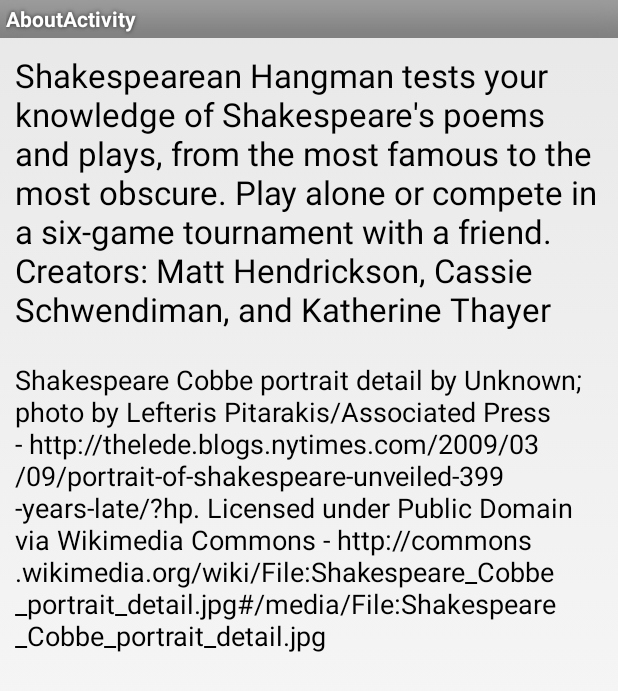
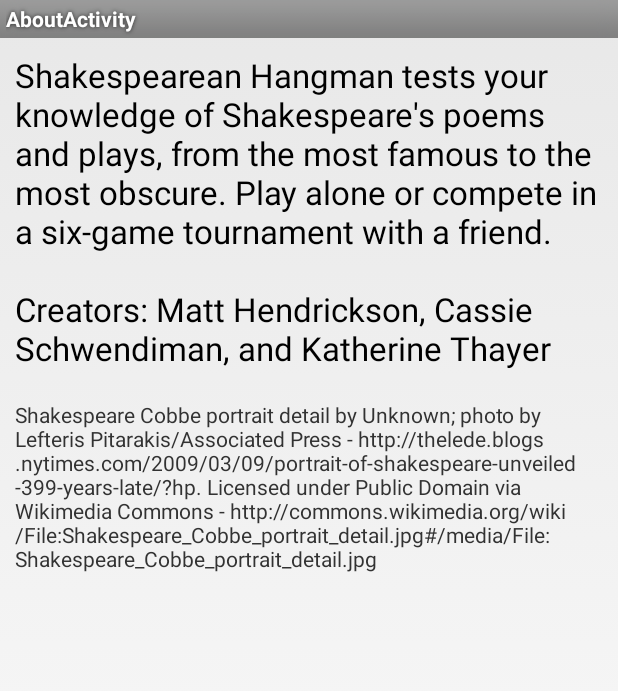
Before and after one commit to cschwendiman/shakespeareanhangman, an Android app: the AboutActivity screen opened directly, with no data from a screen before it, on a phone screen of 412 x 824 dp. Shown: the top 691 px of the screen. Run offline under Robolectric (Android 15) with nearby library versions, the phone set to English and light mode, and no system bars.

Commit message:
Changed About, added icon.

```diff
--- a/app/src/main/AndroidManifest.xml
+++ b/app/src/main/AndroidManifest.xml
@@ -3,8 +3,8 @@
     package="cs371m.shakespeareanhangman" >
 
     <application
+        android:icon="@drawable/icon"
         android:allowBackup="true"
-        android:icon="@mipmap/ic_launcher"
         android:label="@string/app_name"
         android:theme="@style/AppTheme" >
         <activity
--- a/app/src/main/res/layout/activity_about.xml
+++ b/app/src/main/res/layout/activity_about.xml
@@ -13,7 +13,7 @@
     <TextView
             android:layout_width="wrap_content"
             android:layout_height="wrap_content"
-            android:textAppearance="?android:attr/textAppearanceMedium"
+            android:textAppearance="?android:attr/textAppearanceSmall"
             android:text="@string/image_attribution"
             android:id="@+id/textView2" android:layout_gravity="center_horizontal" android:layout_margin="10dp"/>
 </LinearLayout>
--- a/app/src/main/res/values/strings.xml
+++ b/app/src/main/res/values/strings.xml
@@ -17,7 +17,7 @@
     <!-- About -->
     <string name="title_activity_about">AboutActivity</string>
     <string name="about_info">Shakespearean Hangman tests your knowledge of Shakespeare\'s poems and plays, from the most famous to the most obscure.
-                              Play alone or compete in a six-game tournament with a friend.\nCreators: Matt Hendrickson, Cassie Schwendiman, and Katherine Thayer</string>
+                              Play alone or compete in a six-game tournament with a friend.\n\nCreators: Matt Hendrickson, Cassie Schwendiman, and Katherine Thayer</string>
     <string name="image_attribution">"Shakespeare Cobbe portrait detail" by Unknown; photo by Lefteris
         Pitarakis/Associated Press -
         http://thelede.blogs.nytimes.com/2009/03/09/portrait-of-shakespeare-unveiled-399-years-late/?hp. Licensed under
```
Also changed, not shown: app/src/main/res/drawable/icon.png (added).
